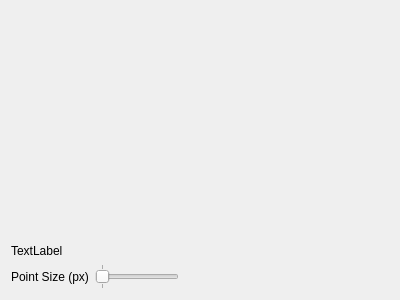
First picture: the form in pointcloudrenderer.ui, repository cowsed/KinectToolBox, before the edit.
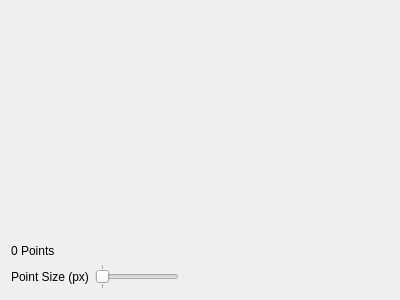
Second picture: the form after the edit.

What changed in the file:
```diff
--- a/pointcloudrenderer.ui
+++ b/pointcloudrenderer.ui
@@ -39,7 +39,7 @@
       </sizepolicy>
      </property>
      <property name="text">
-      <string>TextLabel</string>
+      <string>0 Points</string>
      </property>
      <property name="alignment">
       <set>Qt::AlignLeading|Qt::AlignLeft|Qt::AlignVCenter</set>
```
